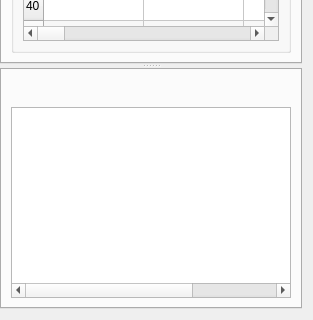
Above: ui/HT943.ui from azya52/BrickEmuPy before the change; both pictures show x 0 to 313 and y 473 to 793 of the 313 by 793 pixel window. Below: the same form after it.
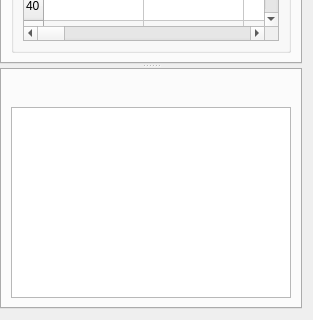
That is the form after the change. Icons and pictures are not drawn.

The edit to the form file:
```diff
--- a/ui/HT943.ui
+++ b/ui/HT943.ui
@@ -1221,7 +1221,7 @@
               </layout>
             </item>
             <item>
-              <widget class="QTableWidget" name="listingTable">
+              <widget class="QTableView" name="listingTable">
                 <property name="key" stdset="0">
                   <string>LISTING</string>
                 </property>
@@ -1246,9 +1246,6 @@
                 <property name="showGrid">
                   <bool>false</bool>
                 </property>
-                <property name="columnCount">
-                  <number>3</number>
-                </property>
                 <attribute name="horizontalHeaderVisible">
                   <bool>false</bool>
                 </attribute>
```
Left out of the diff: 7 changed lines with no effect on the pictures.
